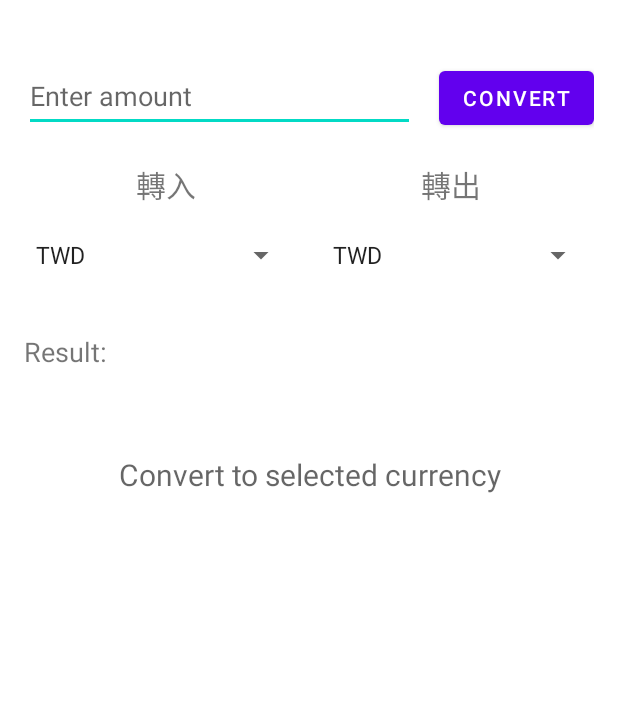
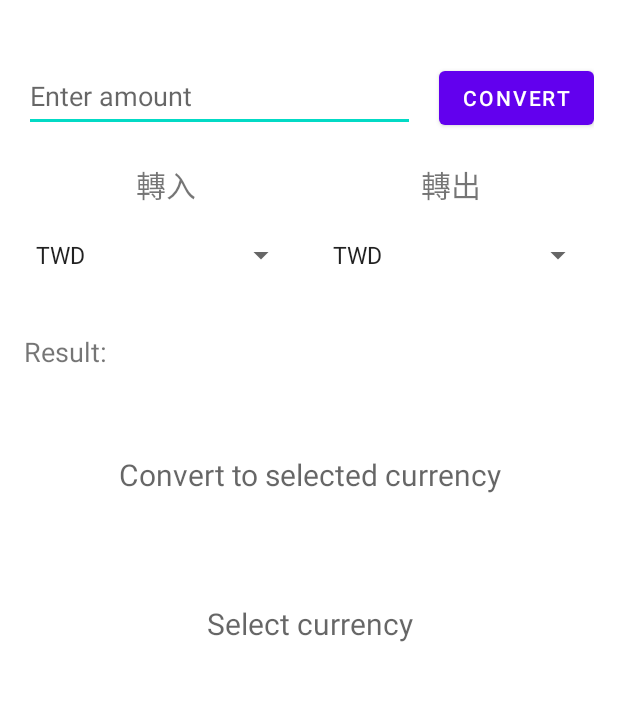
Before and after one commit to lonely10834/ExchangeRate, an Android app: the screen it shows after launch (MainActivity), on a phone screen of 412 x 824 dp, the part 146-847 px from its top. Run offline under Robolectric (Android 15) with nearby library versions, the phone set to English and light mode, and no system bars.

```diff
--- a/app/src/main/res/layout/activity_main.xml
+++ b/app/src/main/res/layout/activity_main.xml
@@ -113,8 +113,17 @@
         android:gravity="center"
         android:hint="@string/result_hint"
         android:padding="16dp"
-
         android:textSize="20sp"
         android:visibility="visible" />
 
+    <TextView
+        android:id="@+id/resultTextView01"
+        android:layout_width="match_parent"
+        android:layout_height="wrap_content"
+        android:layout_marginTop="40dp"
+        android:gravity="center"
+        android:hint="@string/result_hint01"
+        android:padding="16dp"
+        android:textSize="20sp"
+        android:visibility="visible" />
 </LinearLayout>
--- a/app/src/main/res/values/strings.xml
+++ b/app/src/main/res/values/strings.xml
@@ -14,5 +14,6 @@
     <string name="amount_hint">Enter amount</string>
     <string name="result_label">Result:</string>
     <string name="result_hint">Convert to selected currency</string>
+    <string name="result_hint01">Select currency</string>
 
 </resources>
```
Also changed, not shown: app/src/main/java/com/example/myapp01/MainActivity.kt (+6 -4 lines).
